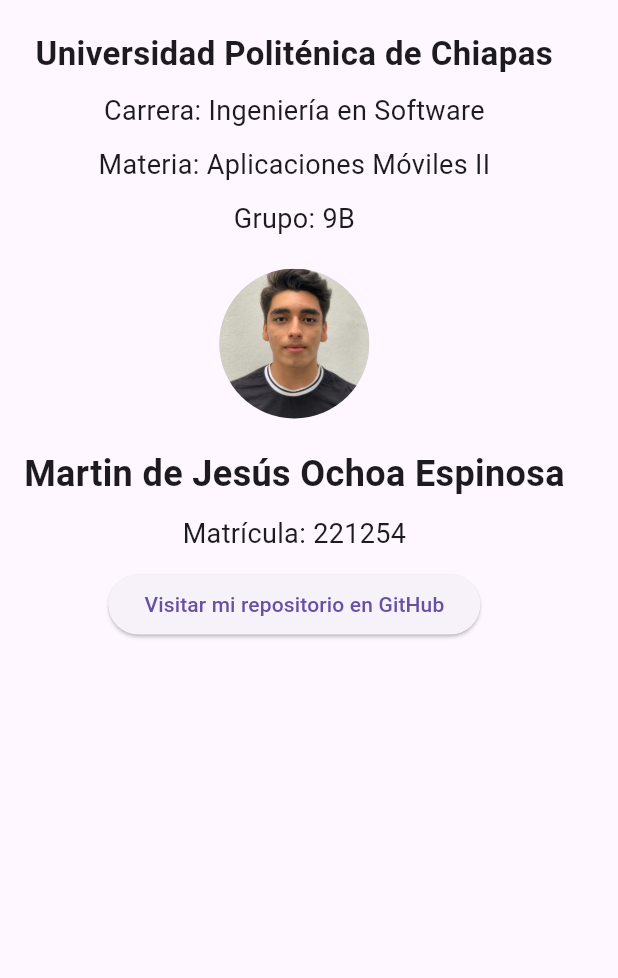
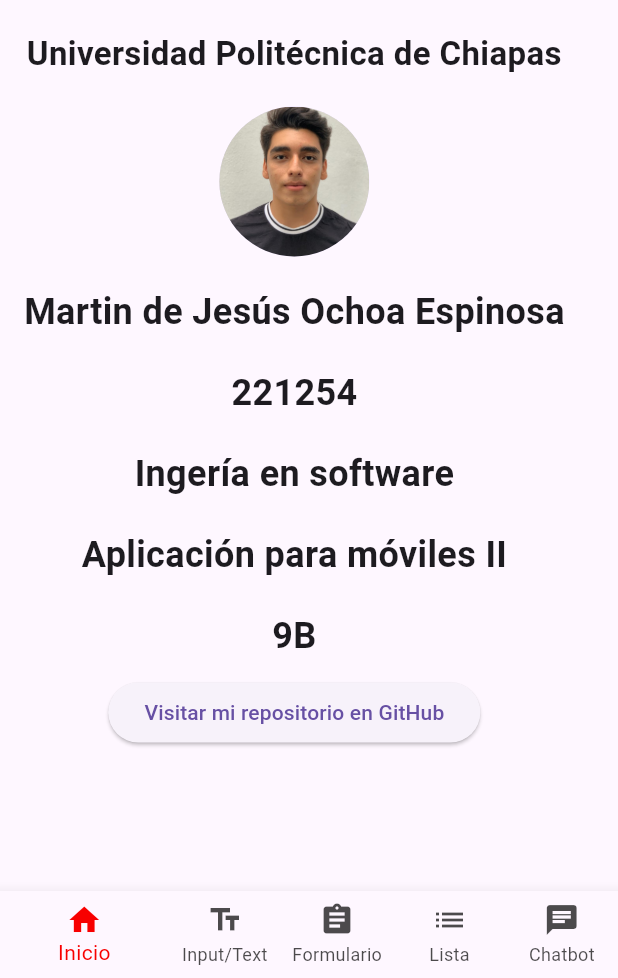
Before and after one commit to cristianOvando/TestingFlutter, a Flutter app: the screen it shows after launch, on a phone screen of 412 x 824 dp, the part 258-1236 px from its top. Run offline on Flutter 3.47's test engine with Material 3 defaults, Android fonts, the phone set to English and light mode, and no system bars; our stand-ins replace connectivity_plus, local_auth, shared_preferences; network calls fail.

Commit message:
[ADD] implementation chatbot

```diff
--- a/lib/pages/home.dart
+++ b/lib/pages/home.dart
@@ -1,5 +1,9 @@
 import 'package:flutter/material.dart';
-import 'package:url_launcher/url_launcher.dart'; // Para abrir el enlace al repositorio
+import 'package:url_launcher/url_launcher.dart';
+import 'input_and_text.dart';
+import 'student_form.dart';
+import 'student_list.dart';
+import 'chatbot.dart';
 
 class HomeScreen extends StatefulWidget {
   const HomeScreen({super.key});
@@ -9,15 +13,21 @@ class HomeScreen extends StatefulWidget {
 }
 
 class _HomeScreenState extends State<HomeScreen> {
-  final String universityLogo = 'assets/images/logo_up.jpg';
-  final String universityName = 'Universidad Politénica de Chiapas';
-  final String milogo = 'assets/images/mi_foto.jpg';
-  final String career = 'Ingeniería en Software';
-  final String subject = 'Aplicaciones Móviles II';
-  final String group = '9B';
-  final String studentName = 'Martin de Jesús Ochoa Espinosa';
-  final String matricula = '221254';
-  final String githubUrl = 'https://github.com/cristianOvando/TestingFlutter';
+  int _currentIndex = 0; // Controla la pestaña activa
+
+  final List<Widget> _pages = [
+    const HomeScreenContent(),
+    const InputAndText(),
+    StudentForm(),
+    StudentList(),
+    const ChatbotPage(),
+  ];
+
+  void _onTabTapped(int index) {
+    setState(() {
+      _currentIndex = index;
+    });
+  }
 
   @override
   Widget build(BuildContext context) {
@@ -26,67 +36,95 @@ class _HomeScreenState extends State<HomeScreen> {
         title: const Text('Información del Alumno'),
         backgroundColor: Colors.blueAccent,
       ),
-      body: Padding(
+      body: IndexedStack(
+        index: _currentIndex,
+        children: _pages,
+      ),
+      bottomNavigationBar: BottomNavigationBar(
+        selectedItemColor: const Color.fromARGB(255, 248, 0, 0),
+        unselectedItemColor: const Color.fromARGB(179, 0, 0, 0),
+        showUnselectedLabels: true,
+        currentIndex: _currentIndex,
+        onTap: _onTabTapped,
+        items: const [
+          BottomNavigationBarItem(
+            icon: Icon(Icons.home),
+            label: 'Inicio',
+          ),
+          BottomNavigationBarItem(
+            icon: Icon(Icons.text_fields),
+            label: 'Input/Text',
+          ),
+          BottomNavigationBarItem(
+            icon: Icon(Icons.assignment),
+            label: 'Formulario',
+          ),
+          BottomNavigationBarItem(
+            icon: Icon(Icons.list),
+            label: 'Lista',
+          ),
+          BottomNavigationBarItem(
+            icon: Icon(Icons.chat),
+            label: 'Chatbot',
+          ),
+        ],
+      ),
+    );
+  }
+}
+
+class HomeScreenContent extends StatelessWidget {
+  const HomeScreenContent({super.key});
+
+  final String universityLogo = 'assets/images/logo_up.jpg';
+  final String githubUrl = 'https://github.com/cristianOvando/TestingFlutter';
+
+  @override
+  Widget build(BuildContext context) {
+    return Padding(
       padding: const EdgeInsets.all(16.0),
       child: SingleChildScrollView(
         child: Column(
           crossAxisAlignment: CrossAxisAlignment.center,
           children: [
-              Image.asset(
-                universityLogo,
-                height: 100,
+            Image.asset(universityLogo, height: 100),
+            const SizedBox(height: 20),
+            const Text(
+              'Universidad Politécnica de Chiapas',
+              style: TextStyle(fontSize: 22, fontWeight: FontWeight.bold),
+              textAlign: TextAlign.center,
             ),
             const SizedBox(height: 20),
-
-              Text(
-                universityName,
-                style: const TextStyle(
-                  fontSize: 22,
-                  fontWeight: FontWeight.bold,
+            const CircleAvatar(
+              radius: 50,
+              backgroundImage: AssetImage('assets/images/mi_foto.jpg'),
             ),
-                textAlign: TextAlign.center,
+            const SizedBox(height: 20),
+            const Text(
+              'Martin de Jesús Ochoa Espinosa',
+              style: TextStyle(fontSize: 24, fontWeight: FontWeight.bold),
+            ),
+            const SizedBox(height: 20),
+            const Text(
+              '221254',
+              style: TextStyle(fontSize: 24, fontWeight: FontWeight.bold),
+            ),
+            const SizedBox(height: 20),
+            const Text(
+              'Ingería en software',
+              style: TextStyle(fontSize: 24, fontWeight: FontWeight.bold),
+            ),
+            const SizedBox(height: 20),
+            const Text(
+              'Aplicación para móviles II',
+              style: TextStyle(fontSize: 24, fontWeight: FontWeight.bold),
+            ),
+            const SizedBox(height: 20),
+            const Text(
+              '9B',
+              style: TextStyle(fontSize: 24, fontWeight: FontWeight.bold),
             ),
             const SizedBox(height: 10),
-
-              Text(
-                'Carrera: $career',
-                style: const TextStyle(fontSize: 18),
-              ),
-              const SizedBox(height: 10),
-
-              Text(
-                'Materia: $subject',
-                style: const TextStyle(fontSize: 18),
-              ),
-              const SizedBox(height: 10),
-
-              Text(
-                'Grupo: $group',
-                style: const TextStyle(fontSize: 18),
-              ),
-              const SizedBox(height: 20),
-
-              CircleAvatar(
-                radius: 50,
-                backgroundImage: AssetImage(milogo),
-              ),
-              const SizedBox(height: 20),
-
-              Text(
-                studentName,
-                style: const TextStyle(
-                  fontSize: 24,
-                  fontWeight: FontWeight.bold,
-                ),
-              ),
-              const SizedBox(height: 10),
-
-              Text(
-                'Matrícula: $matricula',
-                style: const TextStyle(fontSize: 18),
-              ),
-              const SizedBox(height: 10),
-
             ElevatedButton(
               onPressed: () async {
                 final Uri url = Uri.parse(githubUrl);
@@ -99,7 +137,6 @@ class _HomeScreenState extends State<HomeScreen> {
           ],
         ),
       ),
-      ),
     );
   }
 }
--- a/lib/pages/input_and_text.dart
+++ b/lib/pages/input_and_text.dart
@@ -21,24 +21,22 @@ class _InputAndTextState extends State<InputAndText> {
 
   }
 
-  //Verifica si Face ID o huella dactilar estan disponibles
   Future<void> _checkBiometrics() async {
     List<BiometricType> availableBiometrics = await auth.getAvailableBiometrics();
     if (availableBiometrics.contains(BiometricType.face)){
       setState((){
-        _isFaceIDAvailable = true; //Face ID esta disponible
+        _isFaceIDAvailable = true;
       });
     }
   }
 
-  //Metodo para autenticar con Face ID o huella dactilar
   Future<void> _authenticate() async {
     bool authenticated = false;
     try {
       authenticated = await auth.authenticate(
         localizedReason: _isFaceIDAvailable
         ? 'Por favor ingresa con tu Face ID para enviar el texto'
-        : 'Por favor ingresa con tu huella para enviar el texto', //Cambia el mensaje segun el tipo de autenticacion
+        : 'Por favor ingresa con tu huella para enviar el texto',
         options: const AuthenticationOptions(
           biometricOnly: true,
         ),
@@ -52,8 +50,6 @@ class _InputAndTextState extends State<InputAndText> {
       _updateText();
     }
   }
-
-
 
   void _updateText() {
     setState(() {
--- a/pubspec.yaml
+++ b/pubspec.yaml
@@ -14,15 +14,16 @@ dependencies:
   permission_handler: ^10.2.0
   http: ^1.2.2
   local_auth: ^2.3.0
+  cupertino_icons: ^1.0.8
+  google_generative_ai: ^0.0.1-dev
 
-  cupertino_icons: ^1.0.6
-  google_generative_ai: ^0.4.6
 
 dev_dependencies:
   flutter_test:
     sdk: flutter
   flutter_lints: ^4.0.0
   connectivity_plus: ^4.0.0
+  shared_preferences: ^2.1.0
 
 flutter:
   uses-material-design: true
```
Also changed, not shown: lib/pages/chatbot.dart (+113 -31 lines), lib/pages/student_list.dart (+9 -12 lines), pubspec.lock, 1 other file. Lines whose indentation alone changed are shown as unchanged.
